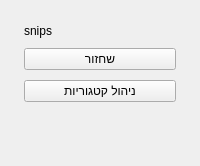
Above: core/screens/ui/settings/pages/snips/snips_overview_page.ui from RearmostP/PySnips before the change. Below: the same form after it.
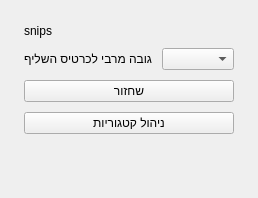
That is the form after the change.

Patch:
```diff
--- a/core/screens/ui/settings/pages/snips/snips_overview_page.ui
+++ b/core/screens/ui/settings/pages/snips/snips_overview_page.ui
@@ -13,6 +13,18 @@
      <property name="text"><string>snips</string></property>
     </widget>
    </item>
+   <item>
+    <layout class="QHBoxLayout" name="snippet_card_height_layout">
+     <item>
+      <widget class="QLabel" name="lbl_snippet_card_height">
+       <property name="text"><string>גובה מרבי לכרטיס השליף</string></property>
+      </widget>
+     </item>
+     <item>
+      <widget class="QComboBox" name="cmb_snippet_card_height"/>
+     </item>
+    </layout>
+   </item>
    <item>
     <widget class="QPushButton" name="btn_restore_link">
      <property name="cursor"><cursorShape>PointingHandCursor</cursorShape></property>
```
